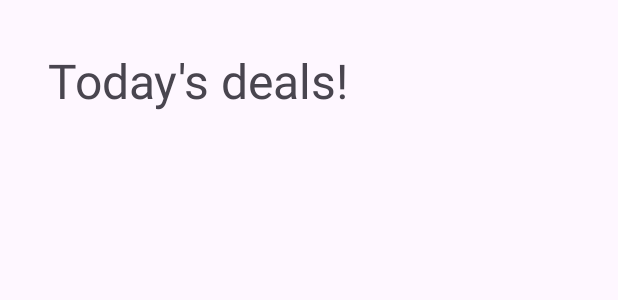
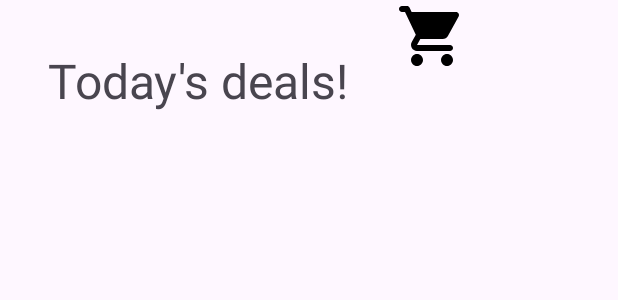
Before and after one commit to mNik033/DomISM, an Android app: the layout activity_main.xml on its own in the app's theme, with its tools: preview values and no code run, on a phone screen of 412 x 824 dp. Shown: the top 300 px of the screen. Run offline under Robolectric (Android 15) with nearby library versions, the phone set to English and light mode, and no system bars.

Commit message:
add cart activity to show the items currently in cart
also remove some redundant code

```diff
--- /dev/null
+++ b/app/src/main/res/drawable/ic_round_shopping_cart_24.xml
@@ -0,0 +1,5 @@
+<vector android:height="24dp" android:tint="#000000"
+    android:viewportHeight="24" android:viewportWidth="24"
+    android:width="24dp" xmlns:android="http://schemas.android.com/apk/res/android">
+    <path android:fillColor="@android:color/white" android:pathData="M7,18c-1.1,0 -1.99,0.9 -1.99,2S5.9,22 7,22s2,-0.9 2,-2 -0.9,-2 -2,-2zM1,3c0,0.55 0.45,1 1,1h1l3.6,7.59 -1.35,2.44C4.52,15.37 5.48,17 7,17h11c0.55,0 1,-0.45 1,-1s-0.45,-1 -1,-1L7,15l1.1,-2h7.45c0.75,0 1.41,-0.41 1.75,-1.03l3.58,-6.49c0.37,-0.66 -0.11,-1.48 -0.87,-1.48L5.21,4l-0.67,-1.43c-0.16,-0.35 -0.52,-0.57 -0.9,-0.57L2,2c-0.55,0 -1,0.45 -1,1zM17,18c-1.1,0 -1.99,0.9 -1.99,2s0.89,2 1.99,2 2,-0.9 2,-2 -0.9,-2 -2,-2z"/>
+</vector>
--- a/app/src/main/res/layout/activity_main.xml
+++ b/app/src/main/res/layout/activity_main.xml
@@ -27,6 +27,10 @@
 
 </com.google.android.material.appbar.AppBarLayout-->
 
+    <LinearLayout
+        android:layout_width="match_parent"
+        android:layout_height="wrap_content"
+        android:orientation="horizontal">
         <TextView
             android:id="@+id/textView"
             android:layout_width="wrap_content"
@@ -36,6 +40,13 @@
             android:text="Today's deals!"
             android:layout_gravity="start"/>
 
+        <ImageView
+            android:id="@+id/btnCart"
+            android:layout_width="48dp"
+            android:layout_height="48dp"
+            android:src="@drawable/ic_round_shopping_cart_24" />
+    </LinearLayout>
+
     <androidx.recyclerview.widget.RecyclerView
         android:id="@+id/idrecyclerView"
         android:layout_width="match_parent"
```
Also changed, not shown: app/src/main/java/com/ink/domism/activities/CartActivity.kt (+26 -0 lines), app/src/main/java/com/ink/domism/activities/MainActivity.kt (+7 -0 lines), app/src/main/java/com/ink/domism/adapters/RecyclerAdapter.kt (+9 -12 lines), app/src/main/res/layout/activity_cart.xml (+18 -3 lines). Lines whose indentation alone changed are shown as unchanged.
